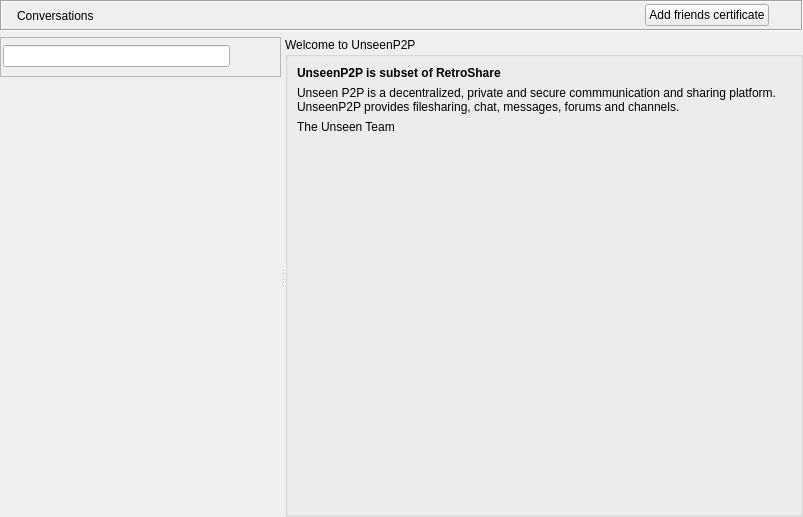
unseenp2pdev/RetroShare, file retroshare-gui/src/gui/ChatLobbyWidget.ui: the form before one commit.
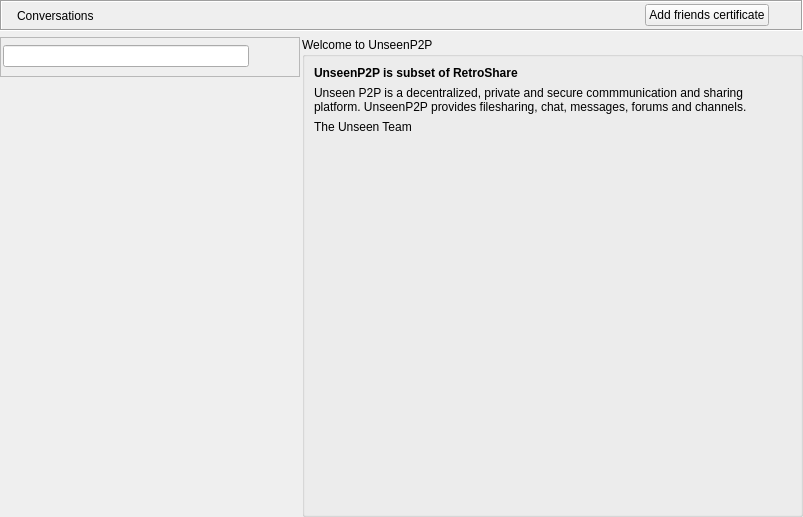
The form after the commit. Icons and pictures are not drawn. Custom widgets are drawn as their Qt base class.

Commit message: fix width and disable hide behaviour for Chats window

```diff
--- a/retroshare-gui/src/gui/ChatLobbyWidget.ui
+++ b/retroshare-gui/src/gui/ChatLobbyWidget.ui
@@ -121,9 +121,24 @@
    </item>
    <item>
     <widget class="QSplitter" name="splitter">
+     <property name="sizePolicy">
+      <sizepolicy hsizetype="Preferred" vsizetype="Preferred">
+       <horstretch>0</horstretch>
+       <verstretch>0</verstretch>
+      </sizepolicy>
+     </property>
      <property name="orientation">
       <enum>Qt::Horizontal</enum>
      </property>
+     <property name="opaqueResize">
+      <bool>true</bool>
+     </property>
+     <property name="handleWidth">
+      <number>0</number>
+     </property>
+     <property name="childrenCollapsible">
+      <bool>true</bool>
+     </property>
      <widget class="QWidget" name="layoutWidget">
       <layout class="QVBoxLayout" name="lobbyTreeVLayout">
        <item>
@@ -203,6 +218,12 @@
            <verstretch>0</verstretch>
           </sizepolicy>
          </property>
+         <property name="minimumSize">
+          <size>
+           <width>235</width>
+           <height>0</height>
+          </size>
+         </property>
          <property name="autoFillBackground">
           <bool>true</bool>
          </property>
@@ -248,6 +269,12 @@
         </property>
         <item row="0" column="0">
          <widget class="QGroupBox" name="lobbyinfo_groupBox">
+          <property name="minimumSize">
+           <size>
+            <width>390</width>
+            <height>0</height>
+           </size>
+          </property>
           <property name="styleSheet">
            <string notr="true"/>
           </property>
@@ -320,16 +347,16 @@
   </layout>
  </widget>
  <customwidgets>
-  <customwidget>
-   <class>StyledLabel</class>
-   <extends>QLabel</extends>
-   <header>gui/common/StyledLabel.h</header>
-  </customwidget>
   <customwidget>
    <class>LineEditClear</class>
    <extends>QLineEdit</extends>
    <header location="global">gui/common/LineEditClear.h</header>
   </customwidget>
+  <customwidget>
+   <class>StyledLabel</class>
+   <extends>QLabel</extends>
+   <header>gui/common/StyledLabel.h</header>
+  </customwidget>
   <customwidget>
    <class>SmartListView</class>
    <extends>QWidget</extends>
```
The commit also changes 1 other file.
